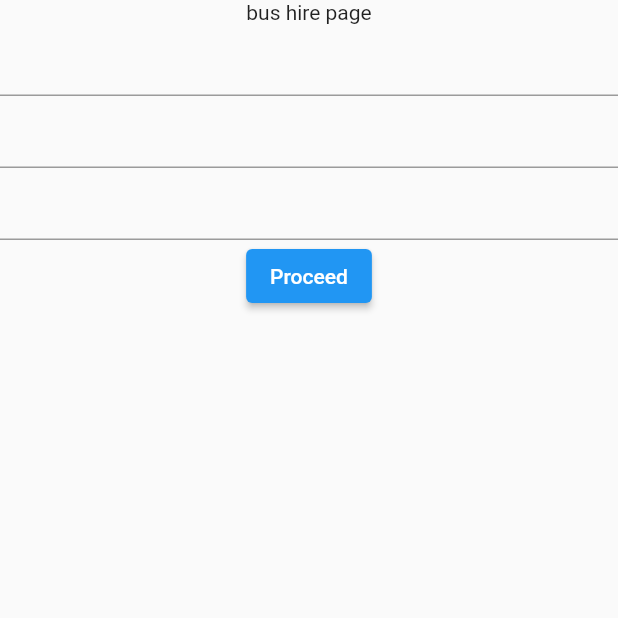
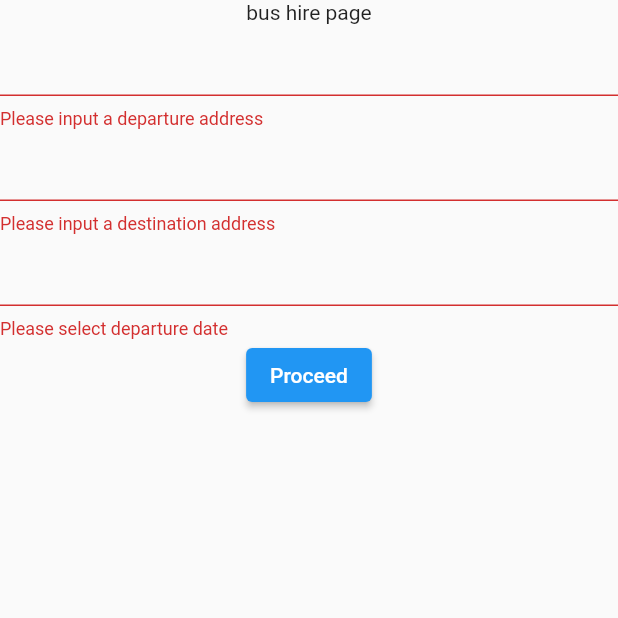
Before and after one commit to Ncjustus123/bkingxxs, a Flutter app: the BusHirePage screen opened by its route, after a tap on "Proceed", on a phone screen of 412 x 824 dp, the top half of it. Run offline on Flutter 3.47's test engine with Material 2 defaults, Android fonts, the phone set to English and light mode, and no system bars; our stand-ins replace flutter_easyloading, shared_preferences; missing offline and left inert: flutter_google_places, google_maps_webservice; accounts and stored records are empty.

Commit message:
bus hire initial complete

```diff
--- a/lib/resources/networking/getBase.dart
+++ b/lib/resources/networking/getBase.dart
@@ -6,6 +6,7 @@ class GetBase {
   final base = new TestData(); //Test
   // final base = new LiveData(); // Live
 
+  static const kGoogleApiKey = "AIzaSyD6mAOR2Bp-obgXHVCb_iyhTbQliRfhFZM";
 }
 
 final baseInstance = GetBase();
--- a/lib/routes.dart
+++ b/lib/routes.dart
@@ -5,7 +5,9 @@ import 'view/initial_page.dart';
 import 'view/welcome_page.dart';
 import 'view/dashboard_page.dart';
 import 'view/login_page.dart';
-import 'view/bus_hire_page.dart';
+import 'view/bus_hire/bus_hire_page.dart';
+import 'view/bus_hire/bus_hire_details_page.dart';
+import 'view/bus_hire/bus_hire_success_page.dart';
 
 Route routes(RouteSettings settings) {
   switch (settings.name) {
@@ -49,6 +51,16 @@ Route routes(RouteSettings settings) {
         return MaterialPageRoute(builder: (context) => BusHirePage());
       }
       break;
+    case "/busHireDetails":
+      {
+        return MaterialPageRoute(builder: (context) => BusHIreDetailsPage());
+      }
+      break;
+    case "/busHireSuccess":
+      {
+        return MaterialPageRoute(builder: (context) => BusHireSuccessPage());
+      }
+      break;
     default:
       {
         // return MaterialPageRoute(builder: (context) => DashBoard());  //404 page
--- a/lib/view/bus_hire_page.dart
+++ b/lib/view/bus_hire/bus_hire_page.dart
@@ -8,6 +8,7 @@ class BusHirePage extends StatelessWidget {
   final fromController = TextEditingController();
   final toController = TextEditingController();
   final dateController = TextEditingController();
+  final busHireDetailsPage = "/busHireDetails";
 
   HireBusRepository hireBus;
 
@@ -24,10 +25,10 @@ class BusHirePage extends StatelessWidget {
             key: _formKeyBusHire,
             child: Column(
               children: [
-                fromField(),
-                toField(),
+                fromField(context),
+                toField(context),
                 dateField(context),
-                proceedButton(),
+                proceedButton(context),
               ],
             ),
           ),
@@ -36,8 +37,9 @@ class BusHirePage extends StatelessWidget {
     ));
   }
 
-  fromField() {
+  fromField(BuildContext context) {
     return TextFormField(
+        readOnly: true,
         controller: fromController,
         validator: (value) {
           if (value.isEmpty) {
@@ -45,11 +47,14 @@ class BusHirePage extends StatelessWidget {
           }
           return null;
         },
-    );
+        onTap: () async {
+          fromController.text = await hireBus.getAddress(context);
+        });
   }
 
-  toField() {
+  toField(BuildContext context) {
     return TextFormField(
+      readOnly: true,
       controller: toController,
       validator: (value) {
         if (value.isEmpty) {
@@ -57,7 +62,9 @@ class BusHirePage extends StatelessWidget {
         }
         return null;
       },
-      onTap: () {},
+      onTap: () async {
+        toController.text = await hireBus.getAddress(context);
+      },
     );
   }
 
@@ -81,15 +88,22 @@ class BusHirePage extends StatelessWidget {
             helpText: "Select travelling date");
 
         dateController.text = '${DateFormat('yMMMd').format(selectedTime)}';
+        hireBus.hireBus.departureDate =
+            '${DateFormat('yyyy-MM-dd').format(selectedTime)}';
       },
     );
   }
 
-  proceedButton() {
+  proceedButton(context) {
     return ElevatedButton(
       child: Text("Proceed"),
       onPressed: () {
-        // hireBus.hireBus.
+        if (_formKeyBusHire.currentState.validate()) {
+          hireBus.hireBus.departure = fromController.text;
+          hireBus.hireBus.destination = toController.text;
+
+          Navigator.of(context).pushNamed(busHireDetailsPage);
+        }
       },
     );
   }
--- a/pubspec.yaml
+++ b/pubspec.yaml
@@ -33,7 +33,7 @@ dependencies:
   http: ^0.12.2
   flutter_easyloading: ^2.2.2
   intl: ^0.16.0
-
+  flutter_google_places: ^0.2.8
 
 
 
```
Also changed, not shown: lib/repository/hire_bus_repository.dart (+30 -1 lines), lib/resources/networking/api_calls.dart (+9 -2 lines), lib/resources/networking/end_points.dart (+4 -3 lines), lib/view/bus_hire/bus_hire_details_page.dart (added, +155 -0 lines), lib/view/bus_hire/bus_hire_success_page.dart (added, +8 -0 lines), pubspec.lock. Lines whose indentation alone changed are shown as unchanged.
